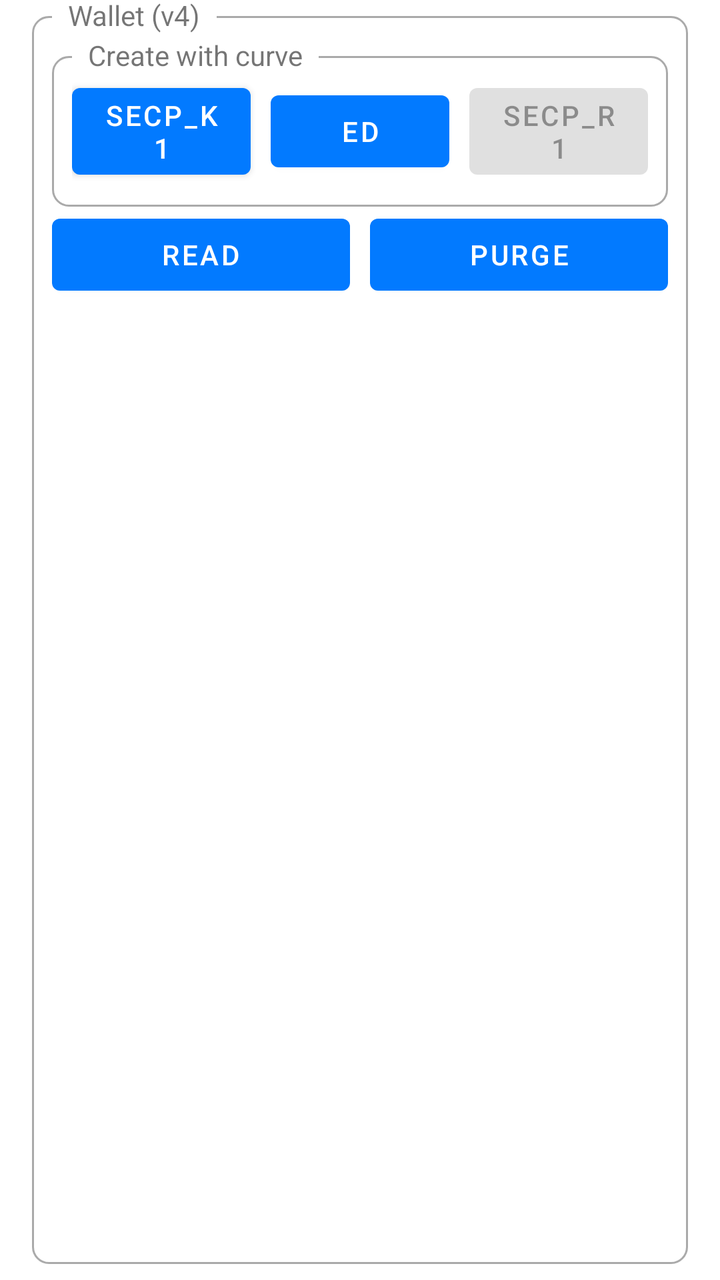
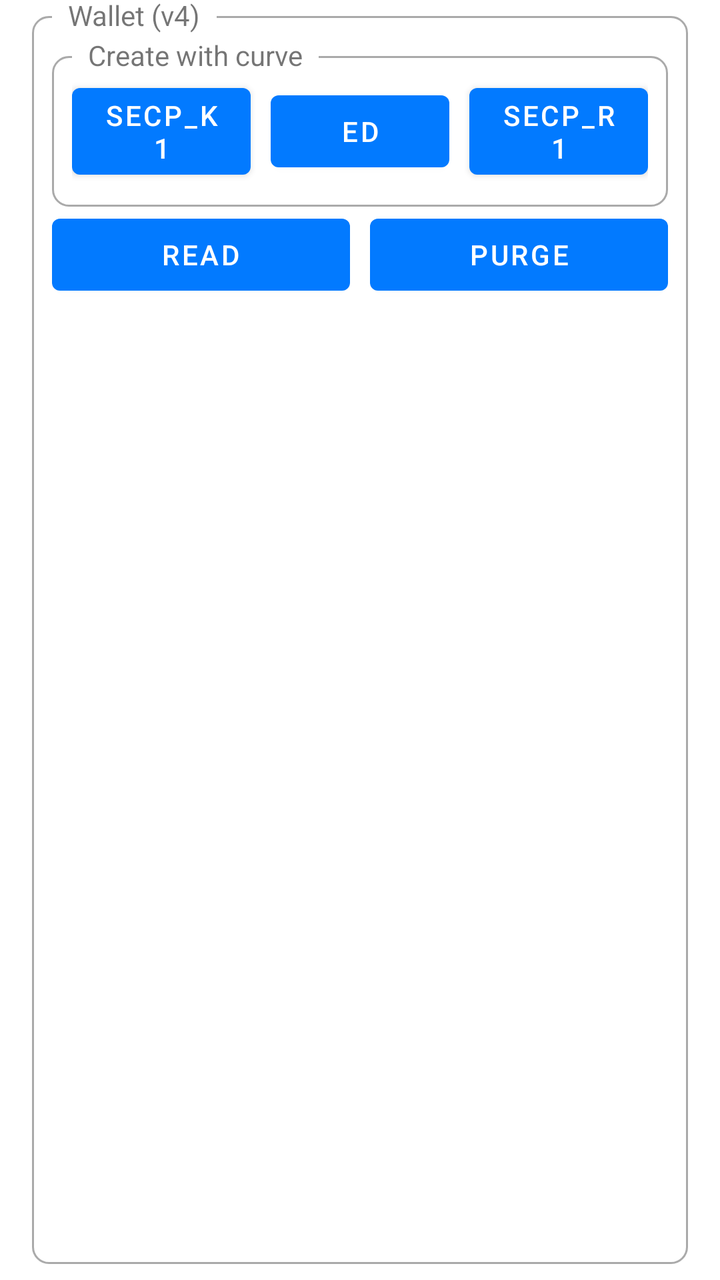

Compare the two renders of this Android layout. The source of the first and the diff that turns it into the second are given below.
<!-- AndroidManifest.xml: application theme AppTheme -->
<!-- res/layout/wallet.xml -->
<?xml version="1.0" encoding="utf-8"?>
<FrameLayout xmlns:android="http://schemas.android.com/apk/res/android"
    xmlns:tools="http://schemas.android.com/tools"
    android:layout_width="match_parent"
    android:layout_height="wrap_content"
    android:clipToPadding="false"
    android:paddingStart="@dimen/box_padding_horizontal"
    android:paddingTop="@dimen/box_padding_vertical"
    android:paddingEnd="@dimen/box_padding_horizontal"
    android:paddingBottom="@dimen/box_padding_vertical">

    <FrameLayout
        android:layout_width="match_parent"
        android:layout_height="match_parent"
        android:background="@drawable/rounded_corner" />

    <TextView
        android:layout_width="wrap_content"
        android:layout_height="wrap_content"
        android:background="@android:color/background_light"
        android:paddingStart="8dp"
        android:paddingEnd="8dp"
        android:text="Wallet (v4)"
        android:translationX="10dp"
        android:translationY="-10dp" />

    <LinearLayout
        android:id="@+id/contentContainer"
        android:layout_width="match_parent"
        android:layout_height="match_parent"
        android:layout_margin="10dp"
        android:orientation="vertical"
        android:visibility="visible">

        <LinearLayout
            android:id="@+id/walletIndexesContainer"
            android:layout_width="match_parent"
            android:layout_height="wrap_content"
            android:orientation="horizontal"
            android:visibility="gone"
            tools:visibility="visible">

            <com.google.android.material.slider.Slider
                android:id="@+id/sliderWallet"
                android:layout_width="0dp"
                android:layout_height="wrap_content"
                android:layout_weight="1" />

            <TextView
                android:id="@+id/tvWalletIndex"
                android:layout_width="wrap_content"
                android:layout_height="wrap_content"
                android:layout_gravity="center"
                android:layout_marginStart="8dp"
                android:layout_marginEnd="8dp" />

        </LinearLayout>

        <FrameLayout
            android:layout_width="match_parent"
            android:layout_height="wrap_content">

            <FrameLayout
                android:layout_width="match_parent"
                android:layout_height="match_parent"
                android:layout_marginTop="10dp"
                android:background="@drawable/rounded_corner" />

            <TextView
                android:layout_width="wrap_content"
                android:layout_height="wrap_content"
                android:background="@android:color/background_light"
                android:paddingStart="8dp"
                android:paddingEnd="8dp"
                android:text="Create with curve"
                android:translationX="10dp" />

            <LinearLayout
                android:layout_width="match_parent"
                android:layout_height="wrap_content"
                android:layout_marginTop="10dp"
                android:gravity="center"
                android:orientation="horizontal"
                android:padding="10dp">

                <Button
                    android:id="@+id/btnCreateWalletSecpK1"
                    android:layout_width="0dp"
                    android:layout_height="wrap_content"
                    android:layout_weight="1"
                    android:text="Secp_K1" />

                <View
                    android:layout_width="10dp"
                    android:layout_height="1dp" />

                <Button
                    android:id="@+id/btnCreateWalletEdwards"
                    android:layout_width="0dp"
                    android:layout_height="wrap_content"
                    android:layout_weight="1"
                    android:text="Ed" />

                <View
                    android:layout_width="10dp"
                    android:layout_height="1dp" />

                <Button
                    android:id="@+id/btnCreateWalletSecpR1"
                    android:layout_width="0dp"
                    android:layout_height="wrap_content"
                    android:layout_weight="1"
                    android:enabled="false"
                    android:text="Secp_R1" />

            </LinearLayout>

        </FrameLayout>


        <LinearLayout
            android:layout_width="match_parent"
            android:layout_height="wrap_content"
            android:gravity="center"
            android:orientation="horizontal">

            <Button
                android:id="@+id/btnReadWallet"
                android:layout_width="0dp"
                android:layout_height="wrap_content"
                android:layout_weight="1"
                android:text="Read" />

            <View
                android:layout_width="10dp"
                android:layout_height="1dp" />

            <Button
                android:id="@+id/btnPurgeWallet"
                android:layout_width="0dp"
                android:layout_height="wrap_content"
                android:layout_weight="1"
                android:text="Purge" />

        </LinearLayout>

    </LinearLayout>

</FrameLayout>
<!-- resources referenced by this layout -->
<resources>
  <dimen name="box_padding_horizontal">16dp</dimen>
  <dimen name="box_padding_vertical">8dp</dimen>
  <!-- drawable rounded_corner (drawable) -->
  <?xml version="1.0" encoding="utf-8"?>
  <shape xmlns:android="http://schemas.android.com/apk/res/android">
      <stroke
          android:width="1dp"
          android:color="@android:color/darker_gray" />
  
      <solid android:color="@android:color/transparent" />
  
      <padding
          android:bottom="5dp"
          android:left="5dp"
          android:right="5dp"
          android:top="5dp" />
  
      <corners android:radius="8dp" />
  </shape>
  <style name="AppTheme" parent="Theme.MaterialComponents.Light.NoActionBar">
          
          <item name="colorPrimary">@color/colorPrimary</item>
          <item name="colorPrimaryDark">@color/colorPrimaryDark</item>
          <item name="colorAccent">@color/colorAccent</item>
          <item name="android:windowBackground">@android:color/background_light</item>
      </style>
  <color name="colorPrimary">#027aff</color>
  <color name="colorPrimaryDark">#027AFF</color>
  <color name="colorAccent">#027AFF</color>
</resources>

<!-- the commit's change to res/layout/wallet.xml (unified diff, before → after) -->
@@ -110,7 +110,6 @@
                     android:layout_width="0dp"
                     android:layout_height="wrap_content"
                     android:layout_weight="1"
-                    android:enabled="false"
                     android:text="Secp_R1" />
 
             </LinearLayout>
